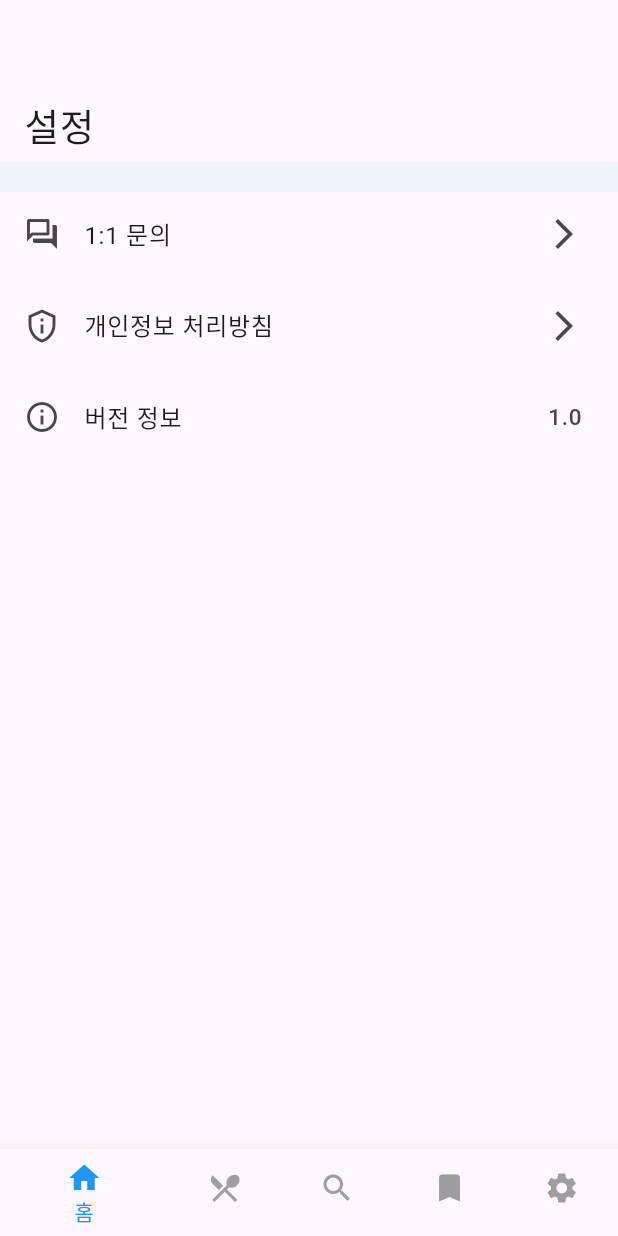
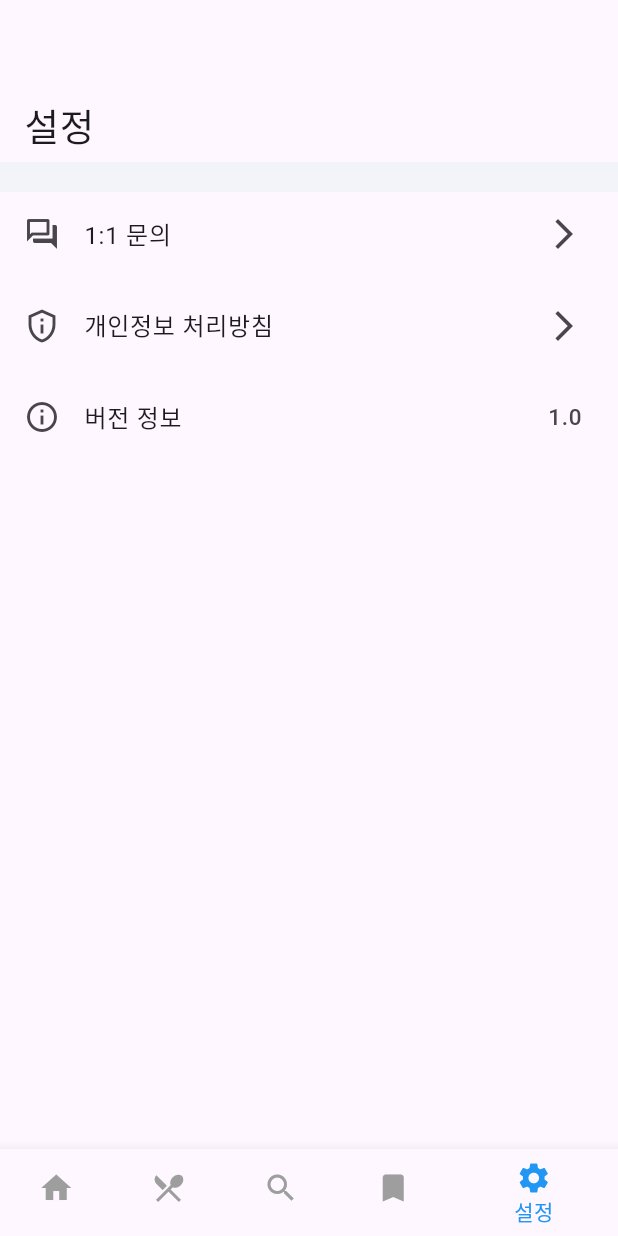
Before and after one commit to Ehebebsh/FOODRECIPE-PUBLIC-, a Flutter app: the screen it shows after launch, item 5 of the bottom bar chosen, after a tap on "1:1 문의", on a phone screen of 412 x 824 dp. Run offline on Flutter 3.47's test engine with Material 3 defaults, Android fonts, the phone set to English and light mode, and no system bars; missing offline and left inert: flutter_email_sender; network calls fail.

```diff
--- a/lib/screens/home_screen.dart
+++ b/lib/screens/home_screen.dart
@@ -1,12 +1,9 @@
-// ignore_for_file: library_private_types_in_public_api
-
 import 'package:flutter/material.dart';
-import 'package:foodrecipe/screens/setting_screen.dart';
-
-import '../widgets/categorybutton.dart';
+import '../widgets/categorybutton_widget.dart';
+import '../widgets/custombottomnavigationaction_widget.dart'; // BottomNavigator를 import합니다.
 
 class HomePage extends StatefulWidget {
-  const HomePage({super.key});
+  const HomePage({Key? key}) : super(key: key);
 
   @override
   _HomePageState createState() => _HomePageState();
@@ -14,38 +11,6 @@ class HomePage extends StatefulWidget {
 
 class _HomePageState extends State<HomePage> {
   int _selectedIndex = 0;
-
-  void _onItemTapped(int index) {
-    setState(() {
-      _selectedIndex = index;
-    });
-
-    // 각 아이템에 해당하는 페이지로 이동
-    switch(index) {
-      case 0:
-      // '홈' 아이템을 눌렀을 때의 동작
-      // Navigator.push(context, MaterialPageRoute(builder: (context) => HomePage()));
-        break;
-      case 1:
-      // '음식' 아이템을 눌렀을 때의 동작
-      // Navigator.push(context, MaterialPageRoute(builder: (context) => FoodPage()));
-        break;
-      case 2:
-      // '검색' 아이템을 눌렀을 때의 동작
-      // Navigator.push(context, MaterialPageRoute(builder: (context) => SearchPage()));
-        break;
-      case 3:
-      // '즐겨찾기' 아이템을 눌렀을 때의 동작
-      // Navigator.push(context, MaterialPageRoute(builder: (context) => BookmarkPage()));
-        break;
-      case 4:
-      // '설정' 아이템을 눌렀을 때의 동작
-      Navigator.push(context, MaterialPageRoute(builder: (context) => SettingPage()));
-        break;
-      default:
-        break;
-    }
-  }
 
   @override
   Widget build(BuildContext context) {
@@ -179,33 +144,13 @@ class _HomePageState extends State<HomePage> {
           ],
         ),
       ),
-      bottomNavigationBar: BottomNavigationBar(
-        items: const <BottomNavigationBarItem>[
-          BottomNavigationBarItem(
-            icon: Icon(Icons.home),
-            label: '홈',
-          ),
-          BottomNavigationBarItem(
-            icon: Icon(Icons.restaurant_menu), // 음식 아이콘 추가
-            label: '음식',
-          ),
-          BottomNavigationBarItem(
-            icon: Icon(Icons.search),
-            label: '검색',
-          ),
-          BottomNavigationBarItem(
-            icon: Icon(Icons.bookmark),
-            label: '즐겨찾기',
-          ),
-          BottomNavigationBarItem(
-            icon: Icon(Icons.settings),
-            label: '설정',
-          ),
-        ],
-        currentIndex: _selectedIndex,
-        selectedItemColor: Colors.blue,
-        unselectedItemColor: Colors.grey,
-        onTap: _onItemTapped,
+      bottomNavigationBar: BottomNavigator(
+        selectedIndex: _selectedIndex,
+        onItemTapped: (index) {
+          setState(() {
+            _selectedIndex = index;
+          });
+        },
       ),
     );
   }
--- a/lib/screens/setting_screen.dart
+++ b/lib/screens/setting_screen.dart
@@ -1,7 +1,8 @@
 import 'package:flutter/material.dart';
 import 'package:flutter_email_sender/flutter_email_sender.dart';
-import 'package:foodrecipe/screens/home_screen.dart';
 import 'package:url_launcher/url_launcher.dart';
+
+import '../widgets/custombottomnavigationaction_widget.dart';
 
 class SettingPage extends StatefulWidget {
   const SettingPage({super.key});
@@ -11,80 +12,47 @@ class SettingPage extends StatefulWidget {
 }
 
 class SettingPageState extends State<SettingPage> {
-  int _selectedIndex = 0;
-  bool canPop = false;
+  int _selectedIndex = 4;
 
-  void _onItemTapped(int index) {
-    setState(() {
-      _selectedIndex = index;
-    });
-
-    // 각 아이템에 해당하는 페이지로 이동
-    switch(index) {
-      case 0:
-
-      Navigator.push(context, MaterialPageRoute(builder: (context) => HomePage()));
-        break;
-      case 1:
-      // '음식' 아이템을 눌렀을 때의 동작
-      // Navigator.push(context, MaterialPageRoute(builder: (context) => FoodPage()));
-        break;
-      case 2:
-      // '검색' 아이템을 눌렀을 때의 동작
-      // Navigator.push(context, MaterialPageRoute(builder: (context) => SearchPage()));
-        break;
-      case 3:
-      // '즐겨찾기' 아이템을 눌렀을 때의 동작
-      // Navigator.push(context, MaterialPageRoute(builder: (context) => BookmarkPage()));
-        break;
-      case 4:
-      // '설정' 아이템을 눌렀을 때의 동작
-        Navigator.push(context, MaterialPageRoute(builder: (context) => SettingPage()));
-        break;
-      default:
-        break;
-    }
-  }
 
   @override
   Widget build(BuildContext context) {
     return Scaffold(
       appBar: AppBar(
-        automaticallyImplyLeading: false,),
-      body:  WillPopScope(
-        onWillPop: () async => canPop,
-        child: Column(
+        automaticallyImplyLeading: false,
+      ),
+      body: Column(
           children: <Widget>[
-            ListTile(
+            const ListTile(
               title: Text('설정',
              style: TextStyle(fontSize: 25), ),
             ),
-            Divider(
+            const Divider(
               thickness: 20,
               color: Color.fromRGBO(243, 244, 249, 1),
             ), // 구분선 추가
             ListTile(
-              leading: Icon(Icons.question_answer_outlined),
-              trailing: Icon(Icons.arrow_forward_ios),
-              title: Text('1:1 문의'),
+              leading: const Icon(Icons.question_answer_outlined),
+              trailing: const Icon(Icons.arrow_forward_ios),
+              title: const Text('1:1 문의'),
               onTap: _sendEmail
 
             ),
-           SizedBox(
+           const SizedBox(
              height: 5,
            ),
             ListTile(
-              leading: Icon(Icons.privacy_tip_outlined),
-              trailing: Icon(Icons.arrow_forward_ios),
-              title: Text('개인정보 처리방침'),
+              leading: const Icon(Icons.privacy_tip_outlined),
+              trailing: const Icon(Icons.arrow_forward_ios),
+              title: const Text('개인정보 처리방침'),
               onTap: () {
                 launch("https://sites.google.com/view/mooddiaryprivacy/%ED%99%88");
               },
             ),
-            SizedBox(
+            const SizedBox(
               height: 5,
             ),
-            ListTile(
+            const ListTile(
               leading: Icon(Icons.info_outline),
               trailing: Text('1.0',
               style: TextStyle(fontSize: 15),),
@@ -92,34 +60,13 @@ class SettingPageState extends State<SettingPage> {
             ),
           ],
         ),
-      ),
-      bottomNavigationBar: BottomNavigationBar(
-        items: const <BottomNavigationBarItem>[
-          BottomNavigationBarItem(
-            icon: Icon(Icons.home),
-            label: '홈',
-          ),
-          BottomNavigationBarItem(
-            icon: Icon(Icons.restaurant_menu), // 음식 아이콘 추가
-            label: '음식',
-          ),
-          BottomNavigationBarItem(
-            icon: Icon(Icons.search),
-            label: '검색',
-          ),
-          BottomNavigationBarItem(
-            icon: Icon(Icons.bookmark),
-            label: '즐겨찾기',
-          ),
-          BottomNavigationBarItem(
-            icon: Icon(Icons.settings),
-            label: '설정',
-          ),
-        ],
-        currentIndex: _selectedIndex,
-        selectedItemColor: Colors.blue,
-        unselectedItemColor: Colors.grey,
-        onTap: _onItemTapped,
+      bottomNavigationBar: BottomNavigator(
+        selectedIndex: _selectedIndex,
+        onItemTapped: (index) {
+          setState(() {
+            _selectedIndex = index;
+          });
+        },
       ),
     );
   }
--- /dev/null
+++ b/lib/widgets/custombottomnavigationaction_widget.dart
@@ -0,0 +1,80 @@
+import 'package:flutter/material.dart';
+import 'package:foodrecipe/screens/setting_screen.dart';
+import '../screens/home_screen.dart';
+
+class BottomNavigator extends StatelessWidget {
+  final int selectedIndex;
+  final Function(int) onItemTapped;
+
+  const BottomNavigator({
+    Key? key,
+    required this.selectedIndex,
+    required this.onItemTapped,
+  }) : super(key: key);
+
+  void _navigateToIndex(BuildContext context, int index) {
+    switch(index) {
+      case 0:
+        Navigator.pushAndRemoveUntil(
+          context,
+          MaterialPageRoute(builder: (context) => const HomePage()),
+              (route) => false,
+        );
+        break;
+      case 1:
+      // '음식' 아이템을 눌렀을 때의 동작
+      // Navigator.push(context, MaterialPageRoute(builder: (context) => FoodPage()));
+        break;
+      case 2:
+      // '검색' 아이템을 눌렀을 때의 동작
+      // Navigator.push(context, MaterialPageRoute(builder: (context) => SearchPage()));
+        break;
+      case 3:
+      // '즐겨찾기' 아이템을 눌렀을 때의 동작
+      // Navigator.push(context, MaterialPageRoute(builder: (context) => BookmarkPage()));
+        break;
+      case 4:
+      // '설정' 아이템을 눌렀을 때의 동작
+        Navigator.pushAndRemoveUntil(
+          context,
+          MaterialPageRoute(builder: (context) => const SettingPage()),
+              (route) => false,
+        );
+        break;
+      default:
+        break;
+    }
+  }
+
+  @override
+  Widget build(BuildContext context) {
+    return BottomNavigationBar(
+      items: const <BottomNavigationBarItem>[
+        BottomNavigationBarItem(
+          icon: Icon(Icons.home),
+          label: '홈',
+        ),
+        BottomNavigationBarItem(
+          icon: Icon(Icons.restaurant_menu),
+          label: '음식',
+        ),
+        BottomNavigationBarItem(
+          icon: Icon(Icons.search),
+          label: '검색',
+        ),
+        BottomNavigationBarItem(
+          icon: Icon(Icons.bookmark),
+          label: '즐겨찾기',
+        ),
+        BottomNavigationBarItem(
+          icon: Icon(Icons.settings),
+          label: '설정',
+        ),
+      ],
+      currentIndex: selectedIndex,
+      selectedItemColor: Colors.blue,
+      unselectedItemColor: Colors.grey,
+      onTap: (index) => _navigateToIndex(context, index), // 수정된 부분입니다.
+    );
+  }
+}
```
Also changed, not shown: lib/widgets/categorybutton_widget.dart (renamed from lib/widgets/categorybutton.dart).
